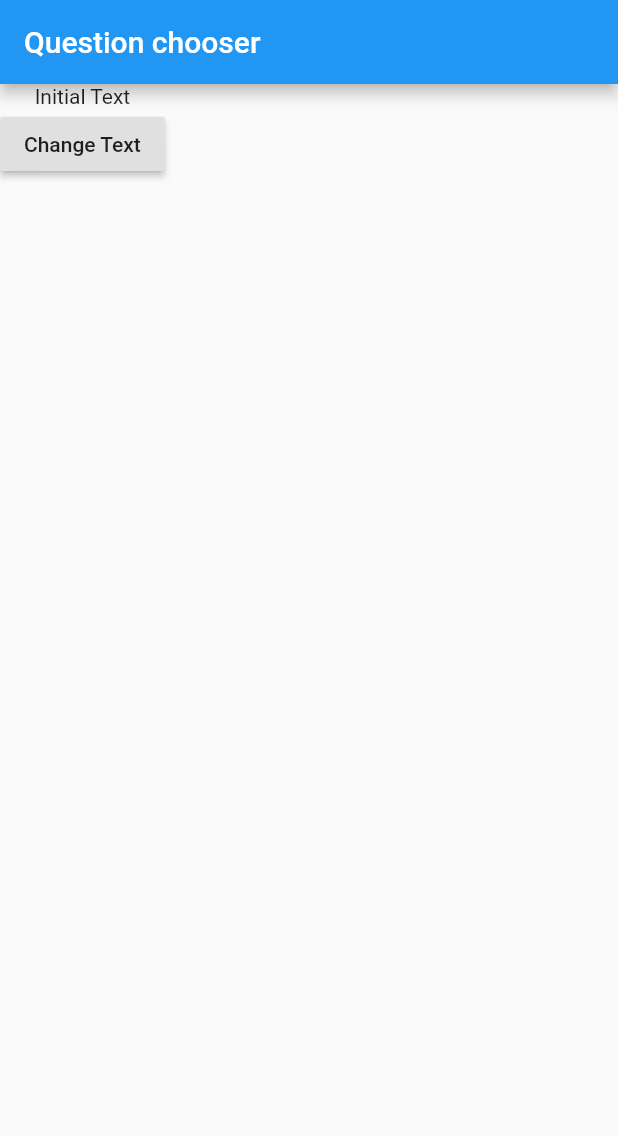
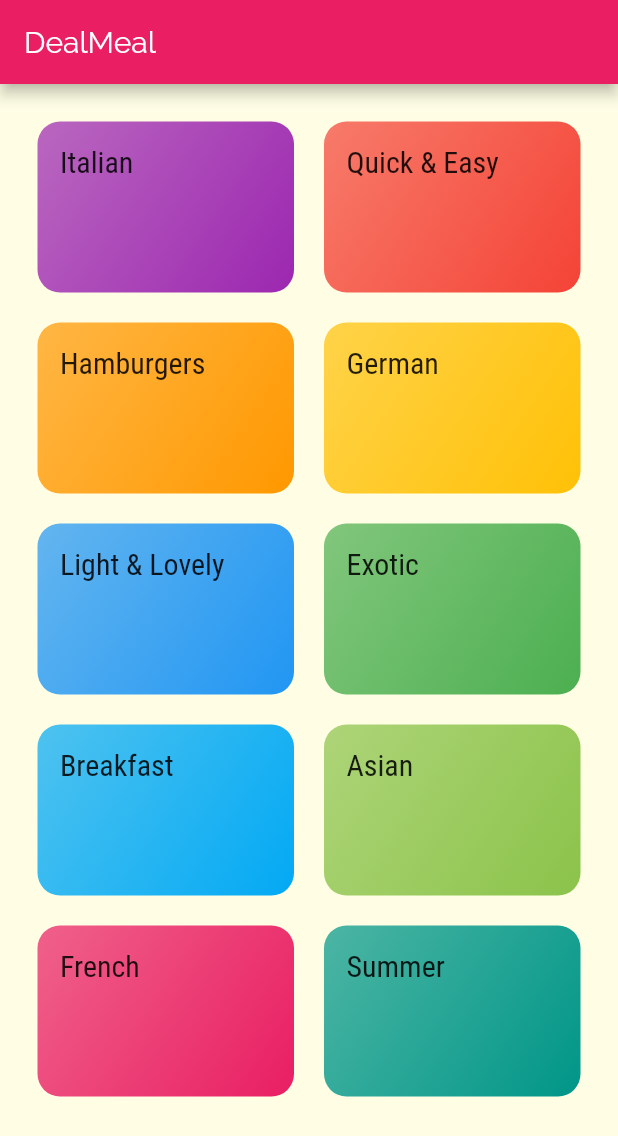
Before and after one commit to infinitizon/udemy_training, a Flutter app: the screen it shows after launch, on a phone screen of 412 x 824 dp. Shown: the top 1136 px of the screen. Run offline on Flutter 3.47's test engine with Material 2 defaults, Android fonts, the phone set to English and light mode, and no system bars.

Commit message:
1st commit of meal_app

```diff
--- a/lib/TextControl.dart
+++ /dev/null
@@ -1,14 +0,0 @@
-import 'package:flutter/material.dart';
-
-class TextControl extends StatelessWidget {
-  final Function changeText;
-  TextControl(this.changeText);
-
-  @override
-  Widget build(BuildContext context) {
-    return RaisedButton(
-      child: Text('Change Text'),
-      onPressed: changeText,
-    );
-  }
-}
--- a/lib/TextOutput.dart
+++ /dev/null
@@ -1,13 +0,0 @@
-import 'package:flutter/material.dart';
-
-class TextOutput extends StatelessWidget {
-  final myText;
-  TextOutput(this.myText);
-
-  @override
-  Widget build(BuildContext context) {
-    return Container(
-      child: Text(myText),
-    );
-  }
-}
--- /dev/null
+++ b/lib/category_item.dart
@@ -0,0 +1,43 @@
+import 'package:flutter/material.dart';
+import './category_meals_screen.dart';
+
+class CategoryItem extends StatelessWidget {
+  final String id;
+  final String title;
+  final Color color;
+
+  CategoryItem(this.id, this.title, this.color);
+
+  void selectCategory(BuildContext ctx) {
+    Navigator.of(ctx).push(MaterialPageRoute(builder: (_) {
+      return CategoryMealsScreen(id, title,);
+    },),);
+  }
+
+  @override
+  Widget build(BuildContext context) {
+    return InkWell(
+      onTap: () => selectCategory(context),
+      splashColor: Theme.of(context).primaryColor,
+      borderRadius: BorderRadius.circular(15),
+      child: Container(
+        padding: const EdgeInsets.all(15),
+        child: Text(
+          title,
+          style: Theme.of(context).textTheme.title,
+        ),
+        decoration: BoxDecoration(
+          gradient: LinearGradient(
+            colors: [
+              color.withOpacity(0.7),
+              color,
+            ],
+            begin: Alignment.topLeft,
+            end: Alignment.bottomRight,
+          ),
+          borderRadius: BorderRadius.circular(15),
+        ),
+      ),
+    );
+  }
+}
--- /dev/null
+++ b/lib/category_meals_screen.dart
@@ -0,0 +1,18 @@
+import 'package:flutter/material.dart';
+
+class CategoryMealsScreen extends StatelessWidget {
+  final String categoryId;
+  final String categoryTitle;
+
+  CategoryMealsScreen(this.categoryId, this.categoryTitle);
+
+  @override
+  Widget build(BuildContext context) {
+    return Scaffold(
+      appBar: AppBar(title: Text(categoryTitle),),
+      body: Center(
+      child: Text("Category Meals Screen"),
+    ),
+    );
+  }
+}
--- /dev/null
+++ b/lib/category_screen.dart
@@ -0,0 +1,31 @@
+import 'package:flutter/material.dart';
+import 'package:meal_app/category_item.dart';
+
+import './dummy-data.dart';
+
+class CategoryScreen extends StatelessWidget {
+  @override
+  Widget build(BuildContext context) {
+    return Scaffold(
+      appBar: AppBar(title: Text("DealMeal"),),
+      body: GridView(
+        padding: const EdgeInsets.all(25),
+        children: DUMMY_CATEGORIES
+            .map(
+              (data) => CategoryItem(
+                data.id,
+                data.title,
+                data.color,
+              ),
+            )
+            .toList(),
+        gridDelegate: SliverGridDelegateWithMaxCrossAxisExtent(
+          maxCrossAxisExtent: 200,
+          childAspectRatio: 3 / 2,
+          crossAxisSpacing: 20,
+          mainAxisSpacing: 20,
+        ),
+      ),
+    );
+  }
+}
--- /dev/null
+++ b/lib/dummy-data.dart
@@ -0,0 +1,56 @@
+import 'package:flutter/material.dart';
+
+import './models/category.dart';
+
+const DUMMY_CATEGORIES = const [
+  Category(
+    id: 'c1',
+    title: 'Italian',
+    color: Colors.purple,
+  ),
+  Category(
+    id: 'c2',
+    title: 'Quick & Easy',
+    color: Colors.red,
+  ),
+  Category(
+    id: 'c3',
+    title: 'Hamburgers',
+    color: Colors.orange,
+  ),
+  Category(
+    id: 'c4',
+    title: 'German',
+    color: Colors.amber,
+  ),
+  Category(
+    id: 'c5',
+    title: 'Light & Lovely',
+    color: Colors.blue,
+  ),
+  Category(
+    id: 'c6',
+    title: 'Exotic',
+    color: Colors.green,
+  ),
+  Category(
+    id: 'c7',
+    title: 'Breakfast',
+    color: Colors.lightBlue,
+  ),
+  Category(
+    id: 'c8',
+    title: 'Asian',
+    color: Colors.lightGreen,
+  ),
+  Category(
+    id: 'c9',
+    title: 'French',
+    color: Colors.pink,
+  ),
+  Category(
+    id: 'c10',
+    title: 'Summer',
+    color: Colors.teal,
+  ),
+];
--- a/lib/main.dart
+++ b/lib/main.dart
@@ -1,40 +1,35 @@
 import 'package:flutter/material.dart';
-
-import './TextControl.dart';
-import './TextOutput.dart';
+import 'package:meal_app/category_meals_screen.dart';
+import './category_screen.dart';
 
 void main() => runApp(MyApp());
 
-class MyApp extends StatefulWidget {
-  @override
-  State<StatefulWidget> createState() {
-    return _MyAppState();
-  }
-}
-
-class _MyAppState extends State<MyApp> {
-  var _myText = 'Initial Text';
-  var _counter = 0;
-  void _changeText() {
-    setState(() {
-      _counter +=1;
-      _myText = 'Changed Text ' + _counter.toString();
-    });
-  }
-
+class MyApp extends StatelessWidget {
+  // This widget is the root of your application.
   @override
   Widget build(BuildContext context) {
     return MaterialApp(
-      home: Scaffold(
-          appBar: AppBar(
-            title: Text('Question chooser'),
-          ),
-          body: Column(
-            children: <Widget>[
-              TextOutput(_myText),
-              TextControl(_changeText),
-            ],
-          )),
+      title: 'Flutter Demo',
+      theme: ThemeData(
+          primarySwatch: Colors.pink,
+          accentColor: Colors.amber,
+          canvasColor: Color.fromRGBO(255, 254, 229, 1),
+          fontFamily: 'Raleway',
+          textTheme: ThemeData.light().textTheme.copyWith(
+              body1: TextStyle(
+                color: Color.fromRGBO(20, 51, 51, 1),
+              ),
+              body2: TextStyle(
+                color: Color.fromRGBO(20, 51, 51, 1),
+              ),
+              title: TextStyle(
+                fontSize: 20,
+                fontFamily: 'RobotoCondensed',
+              ))),
+      home: CategoryScreen(),
+      routes: {
+        '/category-meal': (ctx) => CategoryMealsScreen(categoryId, categoryTitle)
+      },
     );
   }
 }
--- /dev/null
+++ b/lib/models/category.dart
@@ -0,0 +1,13 @@
+import 'package:flutter/material.dart';
+
+class Category {
+  final String id;
+  final String title;
+  final Color color;
+
+  const Category({
+    @required this.id,
+    @required this.title,
+    this.color = Colors.orange,
+  });
+}
```
Also changed, not shown: pubspec.yaml (+18 -12 lines), assets/fonts/Raleway-Black.ttf (added), assets/fonts/Raleway-Bold.ttf (added), assets/fonts/Raleway-Regular.ttf (added), assets/fonts/RobotoCondensed-Bold.ttf (added), assets/fonts/RobotoCondensed-Italic.ttf (added), assets/fonts/RobotoCondensed-Light.ttf (added), assets/fonts/RobotoCondensed-Regular.ttf (added).
